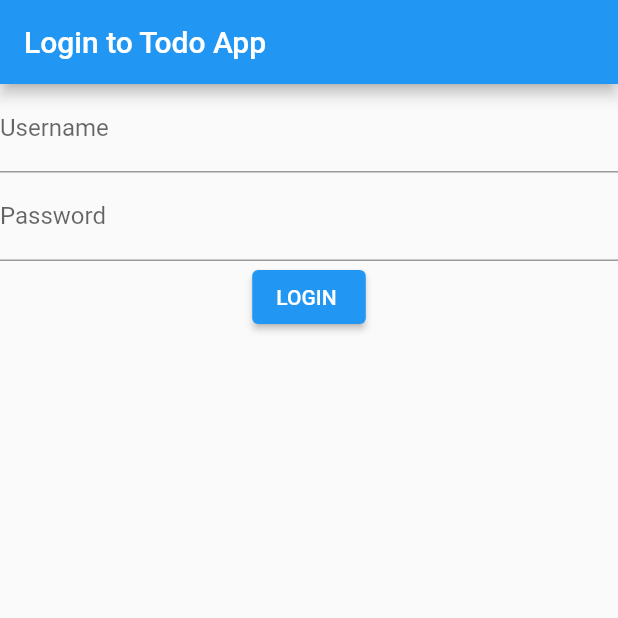
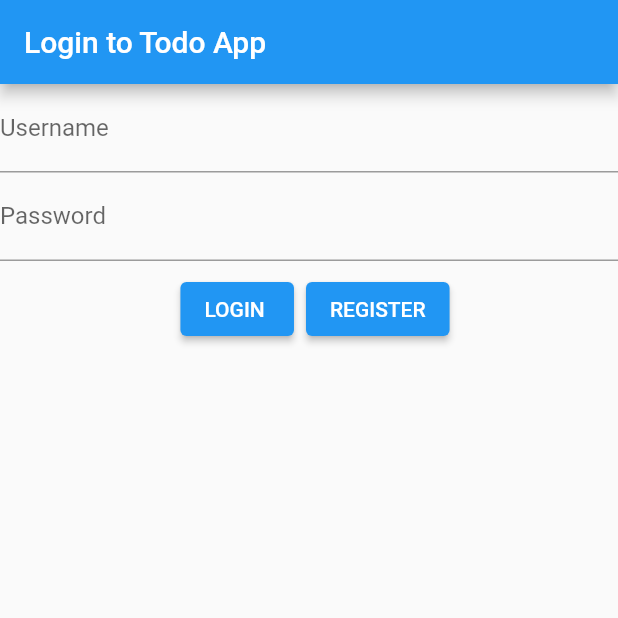
Before and after one commit to SardorbekFlutterDeveloper/ToDoApp, a Flutter app: the screen it shows after launch, on a phone screen of 412 x 824 dp, the top half of it. Run offline on Flutter 3.47's test engine with Material 2 defaults, Android fonts, the phone set to English and light mode, and no system bars; our stand-ins replace bloc, equatable, flutter_bloc, hive, hive_flutter; accounts and stored records are empty.

Commit message:
added register and login page full version

```diff
--- a/lib/bloc/bloc/home_bloc.dart
+++ b/lib/bloc/bloc/home_bloc.dart
@@ -1,15 +1,55 @@
 import 'package:bloc/bloc.dart';
 import 'package:equatable/equatable.dart';
 import 'package:meta/meta.dart';
+import 'package:todoapp/service/authenticiation.dart';
+import 'package:todoapp/service/task_service.dart';
 
 part 'home_event.dart';
 part 'home_state.dart';
 
 class HomeBloc extends Bloc<HomeEvent, HomeState> {
-  HomeBloc() : super(HomeInitial()) {
+  final AuthenticationService _auth;
+  final TodoService _todo;
+
+  HomeBloc(this._auth, this._todo) : super(RegisteringServiceState()) {
     on<LoginEvent>(
-      (event, emit) {
-        print(event);
+      (event, emit) async {
+        final user = await _auth.authenticeUser(event.username, event.password);
+
+        if (user != null) {
+          emit(SuccessfulLoginSatate(user));
+          emit(const HomeInitial());
+        }
+      },
+    );
+    on<RegisterAccountEvent>(
+      (event, emit) async {
+        final result = await _auth.createUser(event.username, event.password);
+
+        switch (result) {
+          case UserCreationResult.success:
+            emit(SuccessfulLoginSatate(event.username));
+            break;
+          case UserCreationResult.failure:
+            emit(
+              const HomeInitial(error: "There's been an error"),
+            );
+            break;
+          case UserCreationResult.alerady_exists:
+            emit(const HomeInitial(error: "User already exists"));
+
+            break;
+        }
+      },
+    );
+
+    on<RegisterServiceEvent>(
+      (event, emit) async {
+        await _auth.init();
+
+        await _todo.init();
+
+        emit(HomeInitial());
       },
     );
   }
--- a/lib/bloc/bloc/home_event.dart
+++ b/lib/bloc/bloc/home_event.dart
@@ -11,7 +11,20 @@ class LoginEvent extends HomeEvent {
 
   const LoginEvent(this.username, this.password);
 
+  @override
+  List<Object?> get props => [username, password];
+}
 
+class RegisterServiceEvent extends HomeEvent {
+  @override
+  List<Object?> get props => [];
+}
+
+class RegisterAccountEvent extends HomeEvent {
+  final String username;
+  final String password;
+
+  const RegisterAccountEvent(this.username, this.password);
 
   @override
   List<Object?> get props => [username, password];
--- a/lib/bloc/bloc/home_state.dart
+++ b/lib/bloc/bloc/home_state.dart
@@ -5,10 +5,23 @@ abstract class HomeState extends Equatable {
 }
 
 class HomeInitial extends HomeState {
-  final bool? success;
-
-  HomeInitial({this.success});
+  final String? error;
+  const HomeInitial({this.error});
 
   @override
-  List<Object?> get props => [success];
+  List<Object?> get props => [error];
 }
+
+class SuccessfulLoginSatate extends HomeState {
+  final String username;
+
+  const SuccessfulLoginSatate(this.username);
+
+  @override
+  List<Object?> get props => [username];
+}
+
+class RegisteringServiceState extends HomeState {
+  @override
+  List<Object?> get props => [];
+}
--- a/lib/bloc/views/home.dart
+++ b/lib/bloc/views/home.dart
@@ -1,8 +1,10 @@
 import 'package:flutter_bloc/flutter_bloc.dart';
 import 'package:flutter/material.dart';
-import 'package:flutter/src/foundation/key.dart';
-import 'package:flutter/src/widgets/framework.dart';
+
 import 'package:todoapp/bloc/bloc/home_bloc.dart';
+import 'package:todoapp/bloc/views/todo.dart';
+import 'package:todoapp/service/authenticiation.dart';
+import 'package:todoapp/service/task_service.dart';
 
 class HomePage extends StatelessWidget {
   HomePage({Key? key}) : super(key: key);
@@ -13,11 +15,37 @@ class HomePage extends StatelessWidget {
   Widget build(BuildContext context) {
     return Scaffold(
       appBar: AppBar(
-        title: Text("Login to Todo App"),
+        title: const Text("Login to Todo App"),
       ),
       body: BlocProvider(
-        create: (context) => HomeBloc(),
-        child: BlocBuilder<HomeBloc, HomeState>(
+        create: (context) => HomeBloc(
+          RepositoryProvider.of<AuthenticationService>(context),
+          RepositoryProvider.of<TodoService>(context),
+        )..add(
+            RegisterServiceEvent(),
+          ),
+        child: BlocConsumer<HomeBloc, HomeState>(
+          listener: (context, state) {
+            if (state is SuccessfulLoginSatate) {
+              Navigator.of(context).push(
+                MaterialPageRoute(
+                  builder: (context) => TodosPage(username: state.username),
+                ),
+              );
+            }
+
+            if (state is HomeInitial) {
+              if (state.error != null) {
+                showDialog(
+                  context: context,
+                  builder: (context) => AlertDialog(
+                    title: const Text("Error"),
+                    content: Text(state.error!),
+                  ),
+                );
+              }
+            }
+          },
           builder: (context, state) {
             if (state is HomeInitial) {
               return Column(
@@ -33,11 +61,29 @@ class HomePage extends StatelessWidget {
                       labelText: "Password",
                     ),
                   ),
-                  ElevatedButton(
-                    onPressed: () => BlocProvider.of<HomeBloc>(context).add(
-                      LoginEvent(usernameField.text, passwordField.text),
-                    ),
-                    child: Text("LOGIN "),
+                  Row(
+                    mainAxisAlignment: MainAxisAlignment.center,
+                    children: [
+                      Padding(
+                        padding: const EdgeInsets.all(8.0),
+                        child: ElevatedButton(
+                          onPressed: () =>
+                              BlocProvider.of<HomeBloc>(context).add(
+                            LoginEvent(usernameField.text, passwordField.text),
+                          ),
+                          child: const Text("LOGIN "),
+                        ),
+                      ),
+                      ElevatedButton(
+                        onPressed: () {
+                          BlocProvider.of<HomeBloc>(context).add(
+                            RegisterAccountEvent(
+                                usernameField.text, passwordField.text),
+                          );
+                        },
+                        child: const Text("REGISTER"),
+                      ),
+                    ],
                   ),
                 ],
               );
--- a/lib/main.dart
+++ b/lib/main.dart
@@ -1,23 +1,36 @@
 import 'package:flutter/material.dart';
+import 'package:flutter_bloc/flutter_bloc.dart';
+import 'package:hive/hive.dart';
+import 'package:hive_flutter/hive_flutter.dart';
 import 'package:todoapp/bloc/views/home.dart';
+import 'package:bloc/bloc.dart';
+import 'package:todoapp/service/authenticiation.dart';
+import 'package:todoapp/service/task_service.dart';
 
-void main() {
+void main() async{
+  await Hive.initFlutter();
   runApp(const MyApp());
 }
 
 class MyApp extends StatelessWidget {
   const MyApp({Key? key}) : super(key: key);
 
-  // This widget is the root of your application.
   @override
   Widget build(BuildContext context) {
-    return MaterialApp(
-      title: 'Flutter Demo',
-      theme: ThemeData(
+    return MultiRepositoryProvider(
+      providers: [
+        RepositoryProvider(create: (context) => AuthenticationService()),
+        RepositoryProvider(create: (context) => TodoService()),
+      ],
 
-        primarySwatch: Colors.blue,
+      child: MaterialApp(
+        debugShowCheckedModeBanner: false,
+        title: 'Flutter Demo',
+        theme: ThemeData(
+          primarySwatch: Colors.blue,
+        ),
+        home: HomePage(),
       ),
-      home:  HomePage(),
     );
   }
 }
--- a/lib/model/task.dart
+++ b/lib/model/task.dart
@@ -1,7 +1,7 @@
 import 'package:hive/hive.dart';
 
 part 'task.g.dart';
-@HiveType(typeId: 1)
+@HiveType(typeId: 2)
 class Task  extends HiveObject{
   @HiveField(0)
   final String user;
--- a/lib/service/authenticiation.dart
+++ b/lib/service/authenticiation.dart
@@ -7,7 +7,10 @@ class AuthenticationService {
   Future<void> init() async {
     Hive.registerAdapter(UserAdapter());
 
-    _users = await Hive.openBox("userBox");
+    _users = await Hive.openBox<User>("usersBox");
+    await _users.clear();
+    await _users.add(User('testuser1', "password"));
+    await _users.add(User("testuser2", "password"));
   }
 
   Future<String?> authenticeUser(
@@ -20,4 +23,26 @@ class AuthenticationService {
       return null;
     }
   }
+
+  UserCreationResult createUser(
+      final String username, final String password) {
+    final alreadyExists = _users.values.any(
+        (element) => element.username.toLowerCase() == username.toLowerCase());
+
+    if (alreadyExists) {
+      return UserCreationResult.alerady_exists;
+    }
+    try {
+      _users.add(User(username, password));
+      return UserCreationResult.success;
+    } on Exception catch (ex) {
+      return UserCreationResult.failure;
+    }
+  }
 }
+
+enum UserCreationResult {
+  success,
+  failure,
+  alerady_exists,
+}
```
Also changed, not shown: lib/bloc/bloc/task_bloc_bloc.dart (added, +20 -0 lines), lib/bloc/bloc/task_bloc_event.dart (added, +13 -0 lines), lib/bloc/bloc/task_bloc_state.dart (added, +19 -0 lines), lib/bloc/views/todo.dart (added, +51 -0 lines), lib/service/task_service.dart (+10 -3 lines), lib/model/task.g.dart, pubspec.lock (added), 3 other files.
